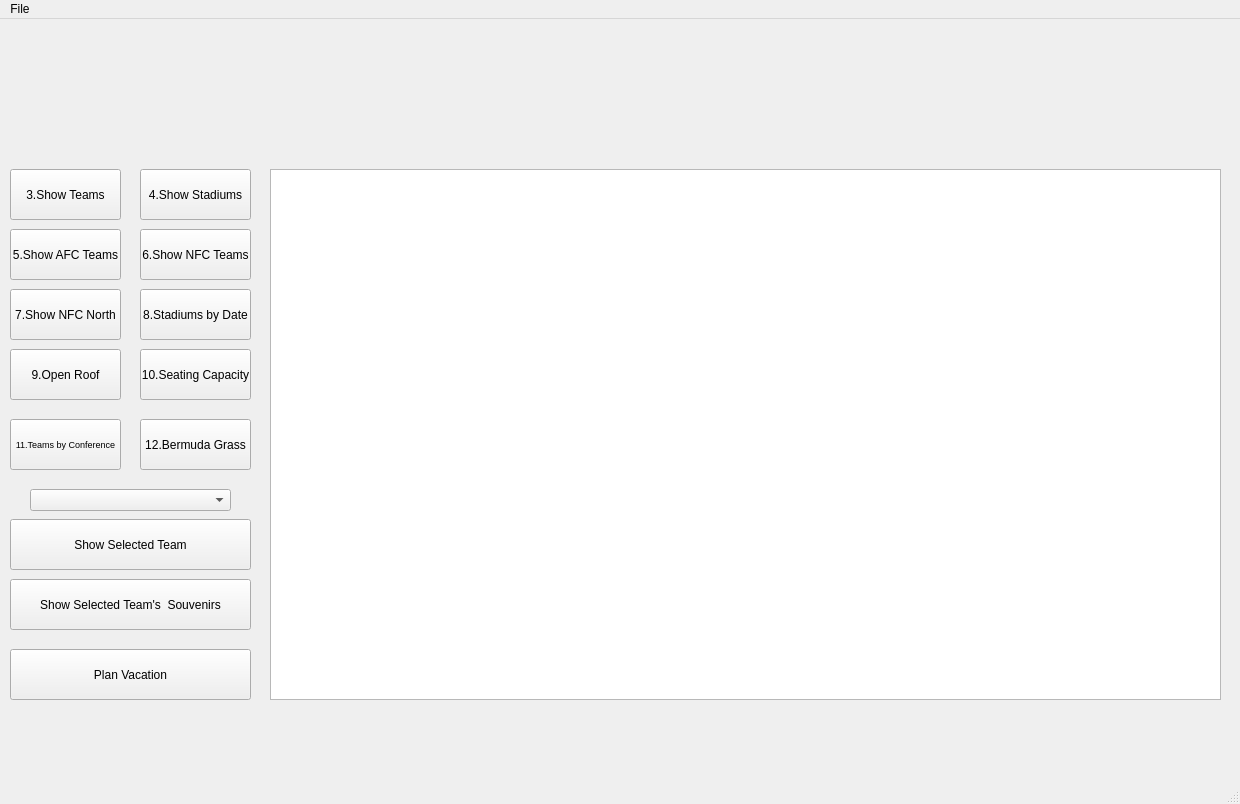
Before: the Qt Designer form mainwindow.ui in dal07065/Let-s-Play-NFL-Football, drawn with Qt 5.
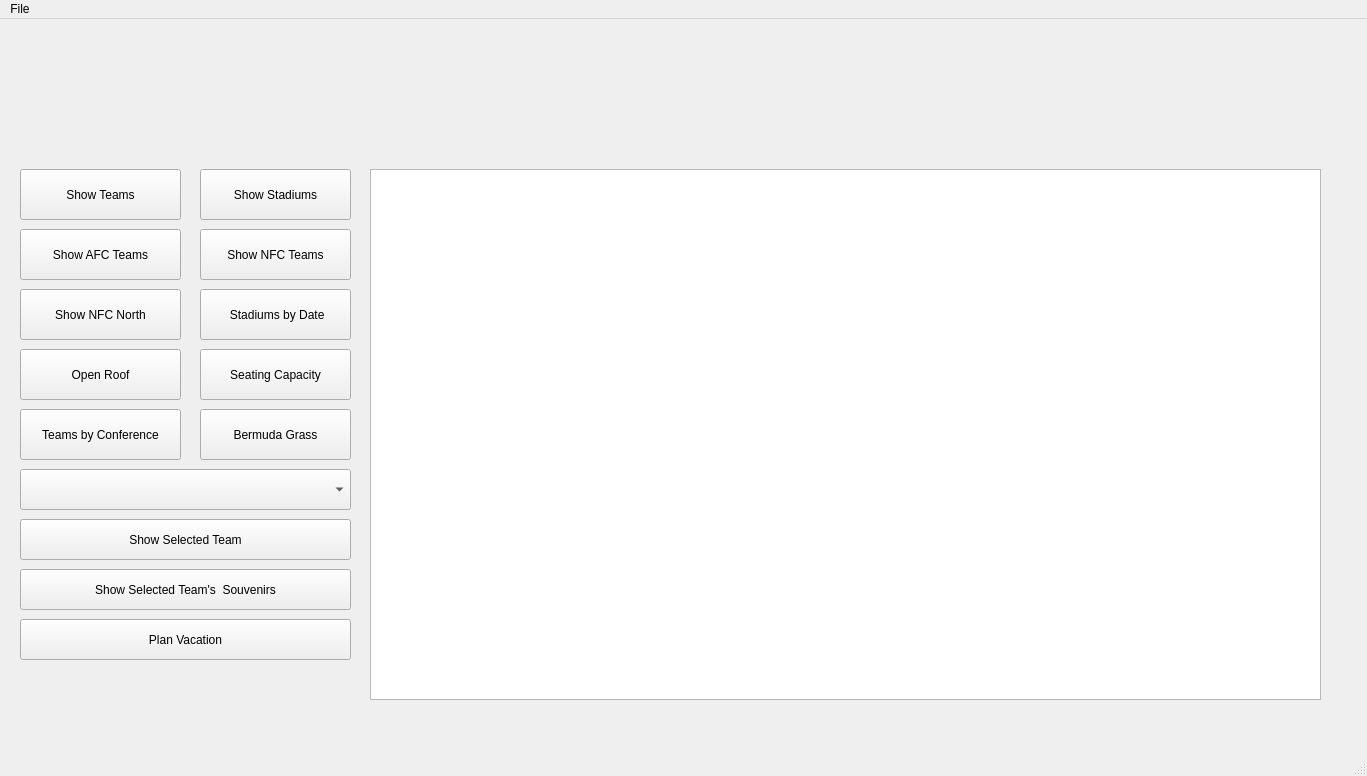
After: the same form once the commit is applied. Icons and pictures are not drawn.

The edit to the form file:
```diff
--- a/mainwindow.ui
+++ b/mainwindow.ui
@@ -2,12 +2,12 @@
 <ui version="4.0">
  <class>MainWindow</class>
  <widget class="QMainWindow" name="MainWindow">
-  <property name="geometry">
+    <property name="geometry">
    <rect>
     <x>0</x>
     <y>0</y>
-    <width>1240</width>
-    <height>804</height>
+    <width>1367</width>
+    <height>776</height>
    </rect>
   </property>
   <property name="windowTitle">
@@ -17,7 +17,7 @@
    <widget class="QTableView" name="tableView">
     <property name="geometry">
      <rect>
-      <x>270</x>
+      <x>370</x>
       <y>150</y>
       <width>951</width>
       <height>531</height>
@@ -27,62 +27,62 @@
    <widget class="QPushButton" name="show_Teams">
     <property name="geometry">
      <rect>
-      <x>10</x>
+      <x>20</x>
       <y>150</y>
-      <width>111</width>
+      <width>161</width>
       <height>51</height>
      </rect>
     </property>
     <property name="text">
-     <string>3.Show Teams</string>
+     <string>Show Teams</string>
     </property>
    </widget>
    <widget class="QPushButton" name="show_NFCNorth">
     <property name="geometry">
      <rect>
-      <x>10</x>
+      <x>20</x>
       <y>270</y>
-      <width>111</width>
+      <width>161</width>
       <height>51</height>
      </rect>
     </property>
     <property name="text">
-     <string>7.Show NFC North</string>
+     <string>Show NFC North</string>
     </property>
    </widget>
    <widget class="QPushButton" name="show_AFC_Teams">
     <property name="geometry">
      <rect>
-      <x>10</x>
+      <x>20</x>
       <y>210</y>
-      <width>111</width>
+      <width>161</width>
       <height>51</height>
      </rect>
     </property>
     <property name="text">
-     <string>5.Show AFC Teams</string>
+     <string>Show AFC Teams</string>
     </property>
    </widget>
    <widget class="QPushButton" name="show_NFC_Teams">
     <property name="geometry">
      <rect>
-      <x>140</x>
+      <x>200</x>
       <y>210</y>
-      <width>111</width>
+      <width>151</width>
       <height>51</height>
      </rect>
     </property>
     <property name="text">
-     <string>6.Show NFC Teams</string>
+     <string>Show NFC Teams</string>
     </property>
    </widget>
    <widget class="QPushButton" name="pushButton">
     <property name="geometry">
      <rect>
-      <x>10</x>
-      <y>630</y>
-      <width>241</width>
-      <height>51</height>
+      <x>20</x>
+      <y>600</y>
+      <width>331</width>
+      <height>41</height>
      </rect>
     </property>
     <property name="text">
@@ -92,8 +92,8 @@
    <widget class="QLabel" name="label">
     <property name="geometry">
      <rect>
-      <x>10</x>
-      <y>20</y>
+      <x>20</x>
+      <y>30</y>
       <width>200</width>
       <height>95</height>
      </rect>
@@ -111,93 +111,88 @@
    <widget class="QPushButton" name="show_Stadiums">
     <property name="geometry">
      <rect>
-      <x>140</x>
+      <x>200</x>
       <y>150</y>
-      <width>111</width>
+      <width>151</width>
       <height>51</height>
      </rect>
     </property>
     <property name="text">
-     <string>4.Show Stadiums</string>
+     <string>Show Stadiums</string>
     </property>
    </widget>
    <widget class="QPushButton" name="show_StadiumsByDate">
     <property name="geometry">
      <rect>
-      <x>140</x>
+      <x>200</x>
       <y>270</y>
-      <width>111</width>
+      <width>151</width>
       <height>51</height>
      </rect>
     </property>
     <property name="text">
-     <string>8.Stadiums by Date</string>
+     <string> Stadiums by Date</string>
     </property>
    </widget>
    <widget class="QPushButton" name="show_openRoof">
     <property name="geometry">
      <rect>
-      <x>10</x>
+      <x>20</x>
       <y>330</y>
-      <width>111</width>
+      <width>161</width>
       <height>51</height>
      </rect>
     </property>
     <property name="text">
-     <string>9.Open Roof</string>
+     <string>Open Roof</string>
     </property>
    </widget>
    <widget class="QPushButton" name="show_SeatingCapacity">
     <property name="geometry">
      <rect>
-      <x>140</x>
+      <x>200</x>
       <y>330</y>
-      <width>111</width>
+      <width>151</width>
       <height>51</height>
      </rect>
     </property>
     <property name="text">
-     <string>10.Seating Capacity</string>
+     <string>Seating Capacity</string>
     </property>
    </widget>
    <widget class="QPushButton" name="show_Conference">
     <property name="geometry">
      <rect>
-      <x>10</x>
-      <y>400</y>
-      <width>111</width>
+      <x>20</x>
+      <y>390</y>
+      <width>161</width>
       <height>51</height>
      </rect>
     </property>
-    <property name="font">
-     <font>
-      <pointsize>7</pointsize>
-     </font>
-    </property>
     <property name="text">
-     <string>11.Teams by Conference</string>
+     <string>Teams by Conference</string>
     </property>
    </widget>
    <widget class="QPushButton" name="show_BermudaGrass">
     <property name="geometry">
      <rect>
-      <x>140</x>
-      <y>400</y>
-      <width>111</width>
+      <x>200</x>
+      <y>390</y>
+      <width>151</width>
       <height>51</height>
      </rect>
     </property>
     <property name="text">
-     <string>12.Bermuda Grass</string>
+     <string>Bermuda Grass</string>
     </property>
    </widget>
    <widget class="QPushButton" name="show_Selection_S">
     <property name="geometry">
      <rect>
-      <x>10</x>
-      <y>560</y>
-      <width>241</width>
-      <height>51</height>
+      <x>20</x>
+      <y>550</y>
+      <width>331</width>
+      <height>41</height>
      </rect>
     </property>
     <property name="text">
@@ -231,20 +226,20 @@
    <widget class="QComboBox" name="teamComboBox">
     <property name="geometry">
      <rect>
-      <x>30</x>
-      <y>470</y>
-      <width>201</width>
-      <height>22</height>
+      <x>20</x>
+      <y>450</y>
+      <width>331</width>
+      <height>41</height>
      </rect>
     </property>
    </widget>
    <widget class="QPushButton" name="show_Selection">
     <property name="geometry">
      <rect>
-      <x>10</x>
+      <x>20</x>
       <y>500</y>
-      <width>241</width>
-      <height>51</height>
+      <width>331</width>
+      <height>41</height>
      </rect>
     </property>
     <property name="text">
@@ -259,7 +254,7 @@
      <x>0</x>
      <y>0</y>
      <width>1240</width>
-     <height>21</height>
+     <height>22</height>
     </rect>
    </property>
    <widget class="QMenu" name="menuFile">
```
Left out of the diff: 4 changed lines with no effect on the pictures.
